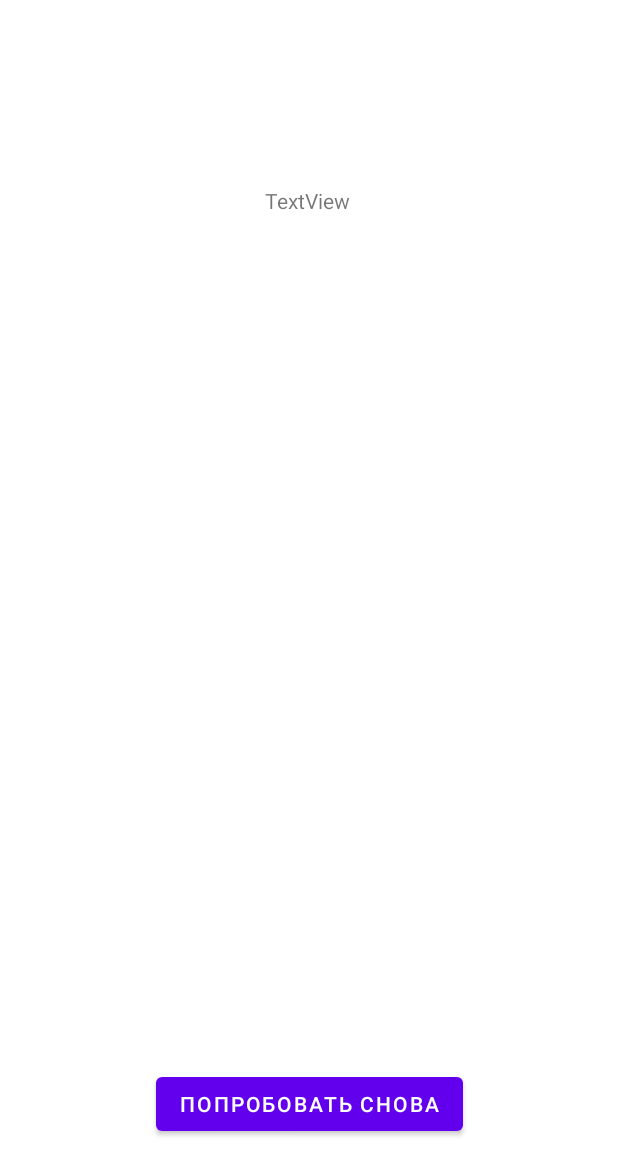
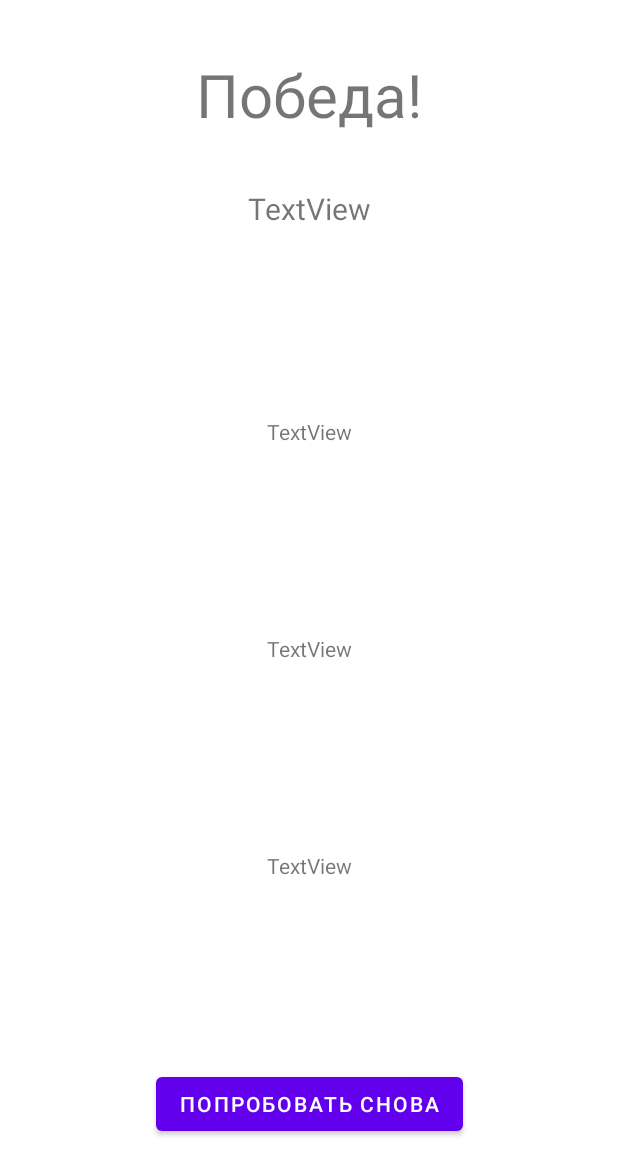
Before and after one commit to Sergey2195/Composition, an Android app: the layout fragment_result.xml on its own in the app's theme, with its tools: preview values and no code run, on a phone screen of 412 x 824 dp. Shown: the top 1175 px of the screen. Run offline under Robolectric (Android 15) with nearby library versions, the phone set to English and light mode, and no system bars.

Commit message:
add navigation

```diff
--- a/app/src/main/java/com/example/composition/presentation/MainActivity.kt
+++ b/app/src/main/java/com/example/composition/presentation/MainActivity.kt
@@ -10,9 +10,5 @@ class MainActivity : AppCompatActivity() {
     override fun onCreate(savedInstanceState: Bundle?) {
         super.onCreate(savedInstanceState)
         setContentView(R.layout.activity_main)
-        supportFragmentManager.beginTransaction()
-            .add(R.id.main_container, WelcomeFragment())
-            .addToBackStack(null)
-            .commit()
     }
 }
--- a/app/src/main/java/com/example/composition/presentation/WelcomeFragment.kt
+++ b/app/src/main/java/com/example/composition/presentation/WelcomeFragment.kt
@@ -5,6 +5,7 @@ import androidx.fragment.app.Fragment
 import android.view.LayoutInflater
 import android.view.View
 import android.view.ViewGroup
+import androidx.navigation.fragment.findNavController
 import com.example.composition.R
 import com.example.composition.databinding.FragmentWelcomeBinding
 class WelcomeFragment : Fragment() {
@@ -16,10 +17,7 @@ class WelcomeFragment : Fragment() {
     override fun onViewCreated(view: View, savedInstanceState: Bundle?) {
         super.onViewCreated(view, savedInstanceState)
         binding.gotItBtn.setOnClickListener {
-            requireActivity().supportFragmentManager.beginTransaction()
-                .replace(R.id.main_container, ChooseLevelFragment.newInstance())
-                .addToBackStack(ChooseLevelFragment.NAME)
-                .commit()
+            findNavController().navigate(R.id.action_welcomeFragment_to_chooseLevelFragment)
         }
     }
 
--- a/app/src/main/res/layout/activity_main.xml
+++ b/app/src/main/res/layout/activity_main.xml
@@ -6,5 +6,7 @@
     android:layout_height="match_parent"
     android:id="@+id/main_container"
     tools:context=".presentation.MainActivity"
-    android:name="com.example.composition.presentation.WelcomeFragment"
+    android:name="androidx.navigation.fragment.NavHostFragment"
+    app:navGraph="@navigation/main_navigation"
+    app:defaultNavHost="true"
     tools:layout="@layout/fragment_welcome" />
--- a/app/src/main/res/layout/fragment_result.xml
+++ b/app/src/main/res/layout/fragment_result.xml
@@ -10,10 +10,10 @@
         android:id="@+id/tvResult"
         android:layout_width="wrap_content"
         android:layout_height="wrap_content"
-        android:layout_marginTop="124dp"
-        android:text="TextView"
+        android:text="Победа!"
+        android:textSize="40dp"
+        app:layout_constraintBottom_toTopOf="@+id/textViewInfo"
         app:layout_constraintEnd_toEndOf="parent"
-        app:layout_constraintHorizontal_bias="0.498"
         app:layout_constraintStart_toStartOf="parent"
         app:layout_constraintTop_toTopOf="parent" />
 
@@ -27,4 +27,50 @@
         app:layout_constraintEnd_toEndOf="parent"
         app:layout_constraintHorizontal_bias="0.5"
         app:layout_constraintStart_toStartOf="parent" />
+
+    <TextView
+        android:id="@+id/textViewInfo"
+        android:layout_width="wrap_content"
+        android:layout_height="wrap_content"
+        android:text="TextView"
+        android:textSize="20dp"
+        android:gravity="center"
+        app:layout_constraintBottom_toTopOf="@+id/textViewInfo3"
+        app:layout_constraintEnd_toEndOf="parent"
+        app:layout_constraintHorizontal_bias="0.5"
+        app:layout_constraintStart_toStartOf="parent"
+        app:layout_constraintTop_toTopOf="parent" />
+
+    <TextView
+        android:id="@+id/textViewInfo2"
+        android:layout_width="wrap_content"
+        android:layout_height="wrap_content"
+        android:text="TextView"
+        app:layout_constraintBottom_toTopOf="@+id/retryBtn"
+        app:layout_constraintEnd_toEndOf="parent"
+        app:layout_constraintHorizontal_bias="0.5"
+        app:layout_constraintStart_toStartOf="parent"
+        app:layout_constraintTop_toBottomOf="@+id/textViewInfo4" />
+
+    <TextView
+        android:id="@+id/textViewInfo3"
+        android:layout_width="wrap_content"
+        android:layout_height="wrap_content"
+        android:text="TextView"
+        app:layout_constraintBottom_toTopOf="@+id/textViewInfo4"
+        app:layout_constraintEnd_toEndOf="parent"
+        app:layout_constraintHorizontal_bias="0.5"
+        app:layout_constraintStart_toStartOf="parent"
+        app:layout_constraintTop_toBottomOf="@+id/textViewInfo" />
+
+    <TextView
+        android:id="@+id/textViewInfo4"
+        android:layout_width="wrap_content"
+        android:layout_height="wrap_content"
+        android:text="TextView"
+        app:layout_constraintBottom_toTopOf="@+id/textViewInfo2"
+        app:layout_constraintEnd_toEndOf="parent"
+        app:layout_constraintHorizontal_bias="0.5"
+        app:layout_constraintStart_toStartOf="parent"
+        app:layout_constraintTop_toBottomOf="@+id/textViewInfo3" />
 </androidx.constraintlayout.widget.ConstraintLayout>
```
Also changed, not shown: app/build.gradle (+6 -1 lines), app/src/main/java/com/example/composition/presentation/ChooseLevelFragment.kt (+12 -16 lines), app/src/main/java/com/example/composition/presentation/GameFragment.kt (+6 -5 lines), app/src/main/java/com/example/composition/presentation/ResultFragment.kt (+12 -7 lines), app/src/main/res/navigation/main_navigation.xml (added, +42 -0 lines), build.gradle (+10 -0 lines).
